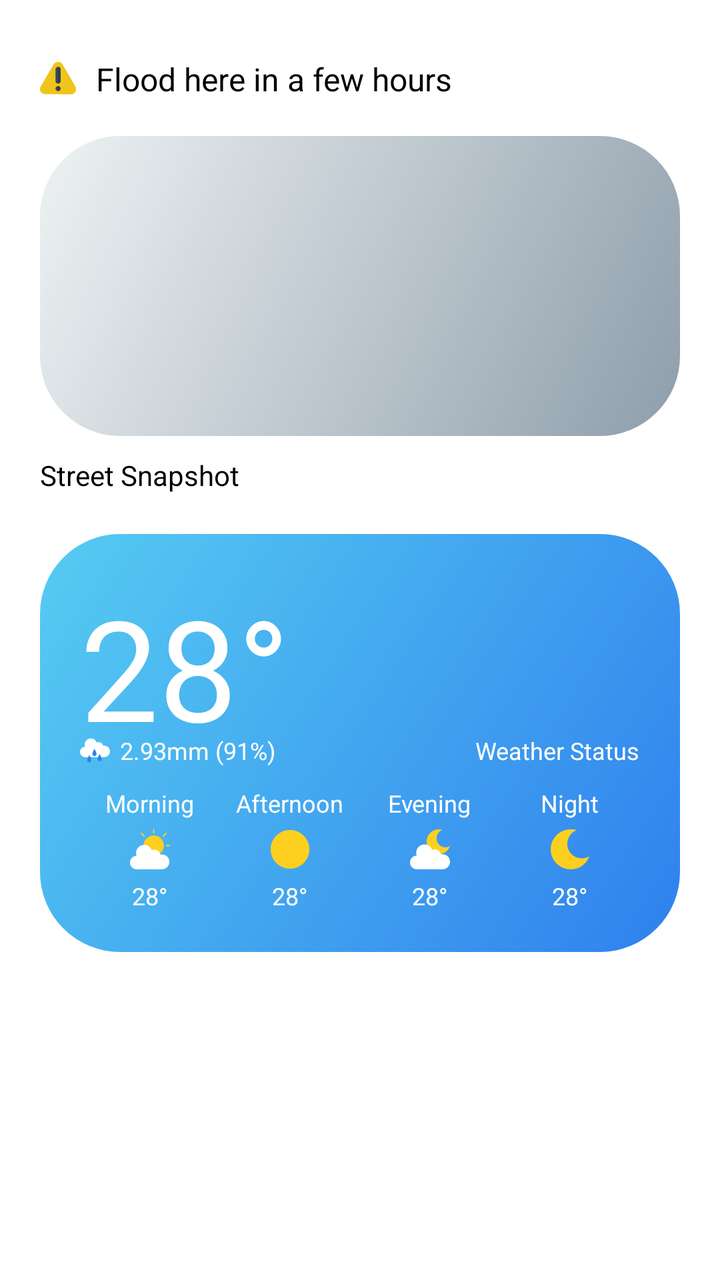
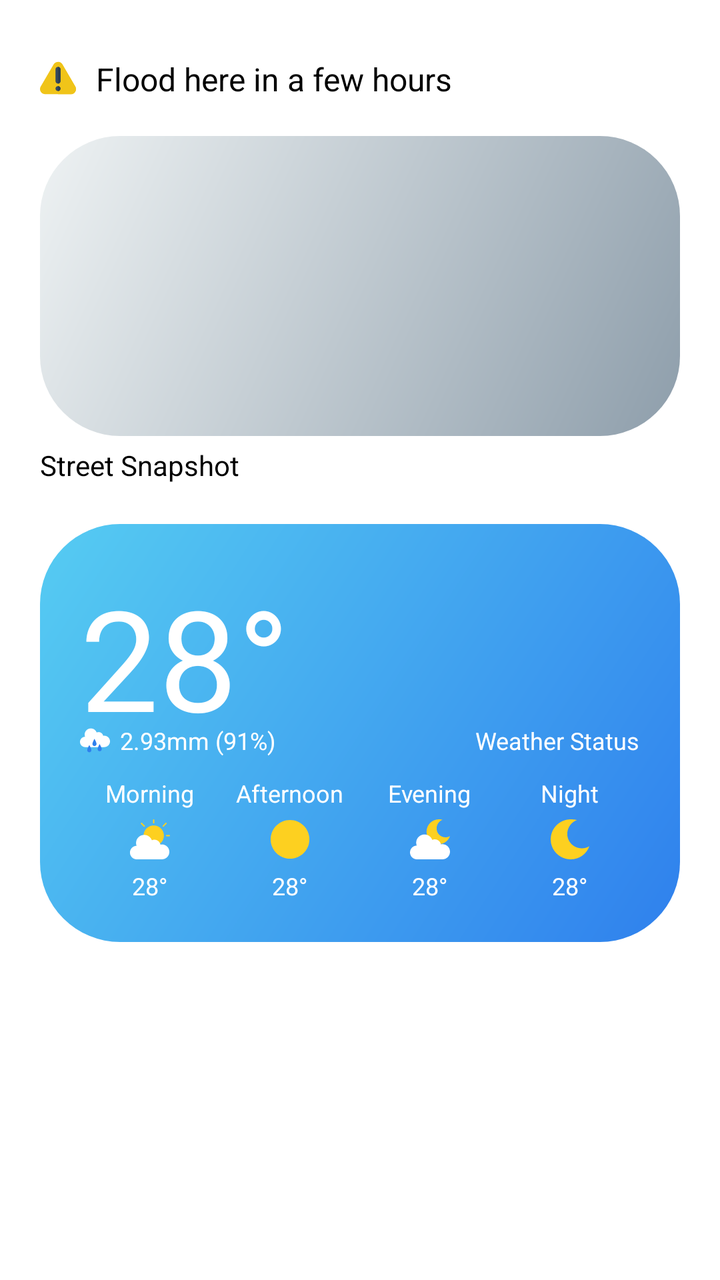

Before-and-after screenshots of an Android layout around one commit, followed by the original layout XML and the change that was made.
<!-- AndroidManifest.xml: application theme Theme.Overseer -->
<!-- res/layout/fragment_floodforecast_detailed.xml -->
<?xml version="1.0" encoding="utf-8"?>
<androidx.constraintlayout.widget.ConstraintLayout
    xmlns:android="http://schemas.android.com/apk/res/android"
    xmlns:app="http://schemas.android.com/apk/res-auto"
    xmlns:tools="http://schemas.android.com/tools"
    android:orientation="vertical"
    android:layout_width="match_parent"
    android:layout_height="match_parent"
    android:paddingBottom="@dimen/dp_40"
    android:paddingTop="@dimen/dp_10">
    <ImageButton
        android:id="@+id/forecast_btn_back"
        android:layout_width="wrap_content"
        android:layout_height="wrap_content"
        android:src="@drawable/ic_arrow_left_20dp"
        app:layout_constraintTop_toTopOf="parent"
        app:layout_constraintLeft_toLeftOf="parent"
        android:layout_marginTop="@dimen/dp_30"
        android:layout_marginLeft="@dimen/dp_20"
        android:background="@color/white"
        android:contentDescription="@string/back_button"
        android:visibility="gone"/>
    <ImageButton
        android:id="@+id/forecast_btn_close"
        android:layout_width="wrap_content"
        android:layout_height="wrap_content"
        android:src="@drawable/ic_close_20dp"
        app:layout_constraintTop_toTopOf="parent"
        app:layout_constraintRight_toRightOf="parent"
        android:layout_marginTop="@dimen/dp_30"
        android:layout_marginRight="@dimen/dp_20"
        android:background="@color/white"
        android:contentDescription="@string/close_button"
        android:visibility="gone"/>

    <androidx.core.widget.NestedScrollView
        android:layout_width="match_parent"
        android:layout_height="wrap_content"
        app:layout_constraintTop_toBottomOf="@id/forecast_btn_back"
        android:layout_marginTop="@dimen/dp_20"
        android:paddingBottom="@dimen/dp_50"
        android:layout_marginHorizontal="10dp">
        <androidx.constraintlayout.widget.ConstraintLayout
            android:layout_width="match_parent"
            android:layout_height="wrap_content"
            android:paddingBottom="@dimen/dp_30">
            <ImageView
                android:id="@+id/ic_warning"
                android:layout_width="wrap_content"
                android:layout_height="wrap_content"
                android:src="@drawable/ic_warning_20dp"
                app:layout_constraintLeft_toLeftOf="parent"
                app:layout_constraintTop_toTopOf="parent"
                android:layout_marginLeft="@dimen/dp_10"
                android:layout_marginStart="@dimen/dp_10"
                android:contentDescription="@string/warning_icon"/>
            <TextView
                android:id="@+id/forcast_tv_warning"
                android:layout_width="wrap_content"
                android:layout_height="wrap_content"
                android:text="@string/flood_here"
                android:textColor="@color/black"
                app:layout_constraintLeft_toRightOf="@id/ic_warning"
                app:layout_constraintTop_toTopOf="@id/ic_warning"
                app:layout_constraintBottom_toBottomOf="@id/ic_warning"
                android:textSize="@dimen/sp_16"
                android:layout_marginLeft="@dimen/dp_10"
                android:layout_marginStart="@dimen/dp_10"/>
            <RelativeLayout
                android:id="@+id/iv_forecast_loc_container"
                android:layout_width="match_parent"
                android:layout_height="wrap_content"
                app:layout_constraintTop_toBottomOf="@id/ic_warning"
                android:layout_marginTop="20dp"
                android:layout_marginHorizontal="10dp">

                <ImageView
                    android:id="@+id/forecast_iv_street"
                    android:layout_width="match_parent"
                    android:layout_height="@dimen/dp_150"
                    android:layout_centerInParent="true"
                    android:background="@drawable/bg_street"
                    android:contentDescription="@string/street_snapshot" />

                <ProgressBar
                    android:id="@+id/forecast_pb_street"
                    android:layout_width="wrap_content"
                    android:layout_height="wrap_content"
                    android:layout_centerInParent="true"
                    android:indeterminateTint="@color/white" />
            </RelativeLayout>
            <TextView
                android:id="@+id/forecast_tv_location"
                android:layout_width="wrap_content"
                android:layout_height="wrap_content"
                android:text="@string/street_snapshot"
                android:textColor="@color/black"
                android:textSize="@dimen/sp_14"
                app:layout_constraintTop_toBottomOf="@id/iv_forecast_loc_container"
                app:layout_constraintLeft_toLeftOf="parent"
                android:layout_marginTop="@dimen/dp_10"
                android:layout_marginHorizontal="@dimen/dp_10"/>
            <TableLayout
                android:id="@+id/weatherTable"
                android:layout_width="match_parent"
                android:layout_height="wrap_content"
                app:layout_constraintTop_toBottomOf="@id/forecast_tv_location"
                android:background="@drawable/bg_weather"
                android:layout_marginTop="@dimen/dp_20"
                android:padding="@dimen/dp_20"
                android:layout_marginHorizontal="@dimen/dp_10">
                <TableRow android:weightSum="2">
                    <LinearLayout
                        android:orientation="vertical"
                        android:layout_column="0"
                        android:layout_weight="1"
                        android:gravity="left"
                        android:layout_height="match_parent">
                        <TextView
                            android:id="@+id/forecast_tv_temp"
                            android:layout_width="wrap_content"
                            android:layout_height="80dp"
                            android:text="@string/degree_celsius"
                            android:textSize="@dimen/sp_70"
                            android:textColor="@color/white"
                            android:gravity="center"/>
                        <TextView
                            android:id="@+id/forecast_tv_rain"
                            android:layout_width="wrap_content"
                            android:layout_height="wrap_content"
                            android:text="@string/rainfall"
                            android:textSize="@dimen/sp_12"
                            android:textColor="@color/white"
                            android:drawablePadding="@dimen/dp_5"
                            android:drawableLeft="@drawable/ic_rain_15dp"
                            tools:ignore="UseCompatTextViewDrawableXml" />
                    </LinearLayout>
                    <LinearLayout
                        android:orientation="vertical"
                        android:layout_column="1"
                        android:layout_weight="1"
                        android:gravity="right">
                        <RelativeLayout
                            android:layout_height="wrap_content"
                            android:layout_width="wrap_content">
                            <ImageView
                                android:id="@+id/forecast_iv_weather"
                                android:layout_width="@dimen/dp_80"
                                android:layout_height="@dimen/dp_80"
                                android:layout_centerInParent="true"
                                android:contentDescription="@string/weather_icon"/>
                            <ProgressBar
                                android:id="@+id/forecast_pb_weather"
                                android:layout_width="wrap_content"
                                android:layout_height="wrap_content"
                                android:layout_centerInParent="true"
                                android:indeterminateTint="@color/white"/>
                        </RelativeLayout>
                        <TextView
                            android:id="@+id/forecast_tv_weather_status"
                            android:layout_width="wrap_content"
                            android:layout_height="wrap_content"
                            android:text="@string/weather_status"
                            android:textSize="@dimen/sp_12"
                            android:textColor="@color/white"/>
                    </LinearLayout>
                </TableRow>

                <TableRow android:weightSum="4" android:layout_marginTop="@dimen/dp_10">
                    <LinearLayout
                        android:orientation="vertical"
                        android:layout_column="0"
                        android:layout_weight="1"
                        android:layout_width="0dp"
                        android:gravity="center|top">
                        <TextView
                            android:layout_width="wrap_content"
                            android:layout_height="wrap_content"
                            android:text="@string/morning"
                            android:textSize="@dimen/sp_12"
                            android:textColor="@color/white"/>
                        <ImageView
                            android:layout_width="wrap_content"
                            android:layout_height="wrap_content"
                            android:src="@drawable/ic_morning_20dp"
                            android:layout_marginTop="@dimen/dp_5"
                            android:contentDescription="@string/morning"/>
                        <TextView
                            android:id="@+id/forecast_tv_morning"
                            android:layout_width="wrap_content"
                            android:layout_height="wrap_content"
                            android:text="@string/degree_celsius"
                            android:textSize="@dimen/sp_12"
                            android:textColor="@color/white"
                            android:layout_marginTop="@dimen/dp_5"/>
                    </LinearLayout>
                    <LinearLayout
                        android:orientation="vertical"
                        android:layout_weight="1"
                        android:layout_column="1"
                        android:gravity="center|top"
                        android:layout_width="0dp">
                        <TextView
                            android:layout_width="wrap_content"
                            android:layout_height="wrap_content"
                            android:text="@string/afternoon"
                            android:textSize="@dimen/sp_12"
                            android:textColor="@color/white"/>
                        <ImageView
                            android:layout_width="wrap_content"
                            android:layout_height="wrap_content"
                            android:src="@drawable/ic_afternoon_20dp"
                            android:layout_marginTop="@dimen/dp_5"
                            android:contentDescription="@string/afternoon"/>
                        <TextView
                            android:id="@+id/forecast_tv_afternoon"
                            android:layout_width="wrap_content"
                            android:layout_height="wrap_content"
                            android:text="@string/degree_celsius"
                            android:textSize="@dimen/sp_12"
                            android:textColor="@color/white"
                            android:layout_marginTop="@dimen/dp_5"/>
                    </LinearLayout>
                    <LinearLayout
                        android:orientation="vertical"
                        android:layout_weight="1"
                        android:layout_column="2"
                        android:layout_width="0dp"
                        android:gravity="center|top">
                        <TextView
                            android:layout_width="wrap_content"
                            android:layout_height="wrap_content"
                            android:text="@string/evening"
                            android:textSize="@dimen/sp_12"
                            android:textColor="@color/white"/>
                        <ImageView
                            android:layout_width="wrap_content"
                            android:layout_height="wrap_content"
                            android:src="@drawable/ic_evening_20dp"
                            android:layout_marginTop="@dimen/dp_5"
                            android:contentDescription="@string/evening"/>
                        <TextView
                            android:id="@+id/forecast_tv_evening"
                            android:layout_width="wrap_content"
                            android:layout_height="wrap_content"
                            android:text="@string/degree_celsius"
                            android:textSize="@dimen/sp_12"
                            android:textColor="@color/white"
                            android:layout_marginTop="@dimen/dp_5"/>
                    </LinearLayout>
                    <LinearLayout
                        android:orientation="vertical"
                        android:layout_weight="1"
                        android:layout_column="4"
                        android:layout_width="0dp"
                        android:gravity="center|top">
                        <TextView
                            android:layout_width="wrap_content"
                            android:layout_height="wrap_content"
                            android:text="@string/night"
                            android:textSize="@dimen/sp_12"
                            android:textColor="@color/white"/>
                        <ImageView
                            android:layout_width="wrap_content"
                            android:layout_height="wrap_content"
                            android:src="@drawable/ic_night_20dp"
                            android:layout_marginTop="@dimen/dp_5"
                            android:contentDescription="@string/night"/>
                        <TextView
                            android:id="@+id/forecast_tv_night"
                            android:layout_width="wrap_content"
                            android:layout_height="wrap_content"
                            android:text="@string/degree_celsius"
                            android:textSize="@dimen/sp_12"
                            android:textColor="@color/white"
                            android:layout_marginTop="@dimen/dp_5"/>
                    </LinearLayout>
                </TableRow>
            </TableLayout>
        </androidx.constraintlayout.widget.ConstraintLayout>
    </androidx.core.widget.NestedScrollView>
</androidx.constraintlayout.widget.ConstraintLayout>
<!-- resources referenced by this layout -->
<resources>
  <color name="black">#FF000000</color>
  <color name="white">#FFFFFFFF</color>
  <dimen name="dp_10">10dp</dimen>
  <dimen name="dp_150">150dp</dimen>
  <dimen name="dp_20">20dp</dimen>
  <dimen name="dp_30">30dp</dimen>
  <dimen name="dp_40">40dp</dimen>
  <dimen name="dp_5">5dp</dimen>
  <dimen name="dp_50">50dp</dimen>
  <dimen name="dp_80">80dp</dimen>
  <dimen name="sp_12">12sp</dimen>
  <dimen name="sp_14">14sp</dimen>
  <dimen name="sp_16">16sp</dimen>
  <dimen name="sp_70">70sp</dimen>
  <!-- drawable bg_street (drawable-v24) -->
  <shape
      xmlns:android="http://schemas.android.com/apk/res/android"
      android:shape="rectangle">
  
      <corners android:radius="40dp" />
      <solid android:color="#dedede" />
      <gradient
          android:angle="135"
          android:startColor="#8e9eab"
          android:endColor="#eef2f3"
          android:type="linear" />
  </shape>
  <!-- drawable bg_weather (drawable-v24) -->
  <shape
      xmlns:android="http://schemas.android.com/apk/res/android"
      android:shape="rectangle">
  
      <corners android:radius="40dp" />
      <solid android:color="#dedede" />
      <gradient
          android:angle="135"
          android:startColor="#2F80ED"
          android:endColor="#56CCF2"
          android:type="linear" />
  </shape>
  <!-- drawable ic_afternoon_20dp (drawable) -->
  <vector android:height="20dp" android:viewportHeight="512"
      android:viewportWidth="512" android:width="20dp" xmlns:android="http://schemas.android.com/apk/res/android">
      <path android:fillColor="#fdd020" android:pathData="M256,8C119,8 8,119 8,256s111,248 248,248 248,-111 248,-248S393,8 256,8z"/>
  </vector>
  <!-- drawable ic_arrow_left_20dp (drawable) -->
  <vector android:height="20dp" android:viewportHeight="512"
      android:viewportWidth="448" android:width="17.5dp" xmlns:android="http://schemas.android.com/apk/res/android">
      <path android:fillColor="@color/grey_900" android:pathData="M257.5,445.1l-22.2,22.2c-9.4,9.4 -24.6,9.4 -33.9,0L7,273c-9.4,-9.4 -9.4,-24.6 0,-33.9L201.4,44.7c9.4,-9.4 24.6,-9.4 33.9,0l22.2,22.2c9.5,9.5 9.3,25 -0.4,34.3L136.6,216H424c13.3,0 24,10.7 24,24v32c0,13.3 -10.7,24 -24,24H136.6l120.5,114.8c9.8,9.3 10,24.8 0.4,34.3z"/>
  </vector>
  <string name="afternoon">Afternoon</string>
  <string name="back_button">Back Button</string>
  <string name="close_button">Close Button</string>
  <string name="degree_celsius">28°</string>
  <string name="evening">Evening</string>
  <string name="flood_here">Flood here in a few hours</string>
  <string name="morning">Morning</string>
  <string name="night">Night</string>
  <string name="rainfall">2.93mm (91%)</string>
  <string name="street_snapshot">Street Snapshot</string>
  <string name="warning_icon">Warning Icon</string>
  <string name="weather_icon">Weather Icon</string>
  <string name="weather_status">Weather Status</string>
  <color name="grey_900">#424242</color>
  <color name="main_color">#3498DB</color>
  <color name="main_dark">#2980B9</color>
  <style name="AppBottomSheetDialogTheme" parent="Theme.Design.Light.BottomSheetDialog">
          <item name="bottomSheetStyle">@style/AppModalStyle</item>
      </style>
  <style name="AppModalStyle" parent="Widget.Design.BottomSheet.Modal">
          <item name="android:background">@drawable/card_rounded_top</item>
      </style>
  <!-- drawable card_rounded_top (drawable-v24) -->
  <shape
      xmlns:android="http://schemas.android.com/apk/res/android"
      android:shape="rectangle">
  
      <corners android:topRightRadius="40dp" android:topLeftRadius="40dp" />
      <solid android:color="@android:color/white" />
  </shape>
  <!-- unchanged entries left out for length: 7 -->
</resources>

<!-- the commit's change to res/layout/fragment_floodforecast_detailed.xml (unified diff, before → after) -->
@@ -5,9 +5,9 @@
     xmlns:tools="http://schemas.android.com/tools"
     android:orientation="vertical"
     android:layout_width="match_parent"
-    android:layout_height="match_parent"
-    android:paddingBottom="@dimen/dp_40"
-    android:paddingTop="@dimen/dp_10">
+    android:layout_height="wrap_content"
+    android:paddingTop="@dimen/dp_10"
+    android:paddingBottom="@dimen/dp_20">
     <ImageButton
         android:id="@+id/forecast_btn_back"
         android:layout_width="wrap_content"
@@ -38,12 +38,10 @@
         android:layout_height="wrap_content"
         app:layout_constraintTop_toBottomOf="@id/forecast_btn_back"
         android:layout_marginTop="@dimen/dp_20"
-        android:paddingBottom="@dimen/dp_50"
         android:layout_marginHorizontal="10dp">
         <androidx.constraintlayout.widget.ConstraintLayout
             android:layout_width="match_parent"
-            android:layout_height="wrap_content"
-            android:paddingBottom="@dimen/dp_30">
+            android:layout_height="wrap_content">
             <ImageView
                 android:id="@+id/ic_warning"
                 android:layout_width="wrap_content"
@@ -91,14 +89,14 @@
             </RelativeLayout>
             <TextView
                 android:id="@+id/forecast_tv_location"
-                android:layout_width="wrap_content"
+                android:layout_width="match_parent"
                 android:layout_height="wrap_content"
                 android:text="@string/street_snapshot"
                 android:textColor="@color/black"
                 android:textSize="@dimen/sp_14"
                 app:layout_constraintTop_toBottomOf="@id/iv_forecast_loc_container"
                 app:layout_constraintLeft_toLeftOf="parent"
-                android:layout_marginTop="@dimen/dp_10"
+                android:layout_marginTop="@dimen/dp_5"
                 android:layout_marginHorizontal="@dimen/dp_10"/>
             <TableLayout
                 android:id="@+id/weatherTable"
<!-- resource entries referenced after the edit -->
@@ -6,9 +6,7 @@
   <dimen name="dp_150">150dp</dimen>
   <dimen name="dp_20">20dp</dimen>
   <dimen name="dp_30">30dp</dimen>
-  <dimen name="dp_40">40dp</dimen>
   <dimen name="dp_5">5dp</dimen>
-  <dimen name="dp_50">50dp</dimen>
   <dimen name="dp_80">80dp</dimen>
   <dimen name="sp_12">12sp</dimen>
   <dimen name="sp_14">14sp</dimen>
